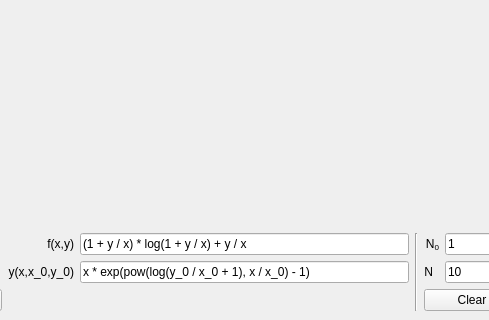
This is designs/source/main.ui in WinnerOK/DE-numerical-methods as Qt 5 draws it before an edit; both pictures show x 206 to 695 and y 171 to 491 of the 830 by 491 pixel window. The edited form follows.
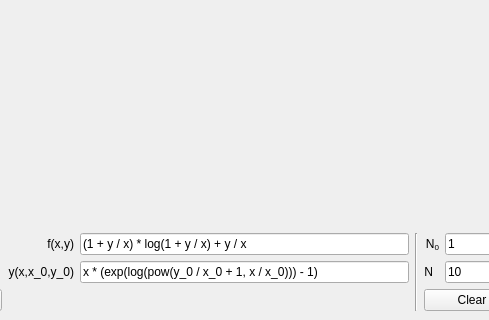
This is the edited form.

Commit message: Fixed exact function

Diff of the .ui file:
```diff
--- a/designs/source/main.ui
+++ b/designs/source/main.ui
@@ -340,7 +340,7 @@
          <string>An exact solution with explicit const</string>
         </property>
         <property name="text">
-         <string>x * exp(pow(log(y_0 / x_0 + 1), x / x_0) - 1)</string>
+         <string>x * (exp(log(pow(y_0 / x_0 + 1, x / x_0))) - 1)</string>
         </property>
        </widget>
       </item>
```
The commit also changes 2 other files.
